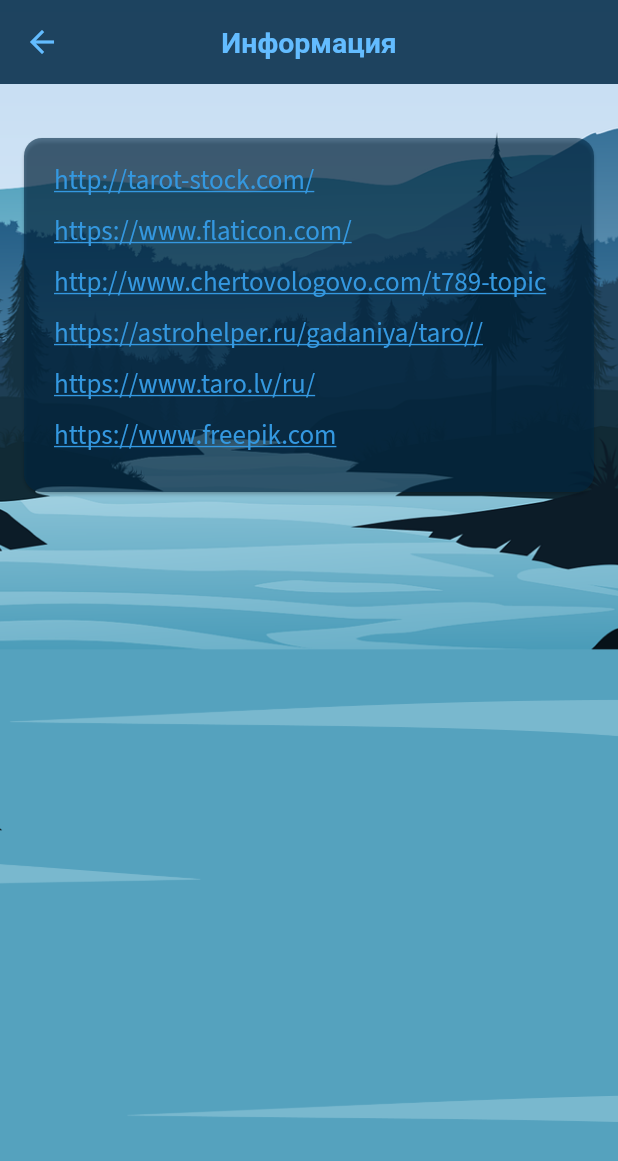
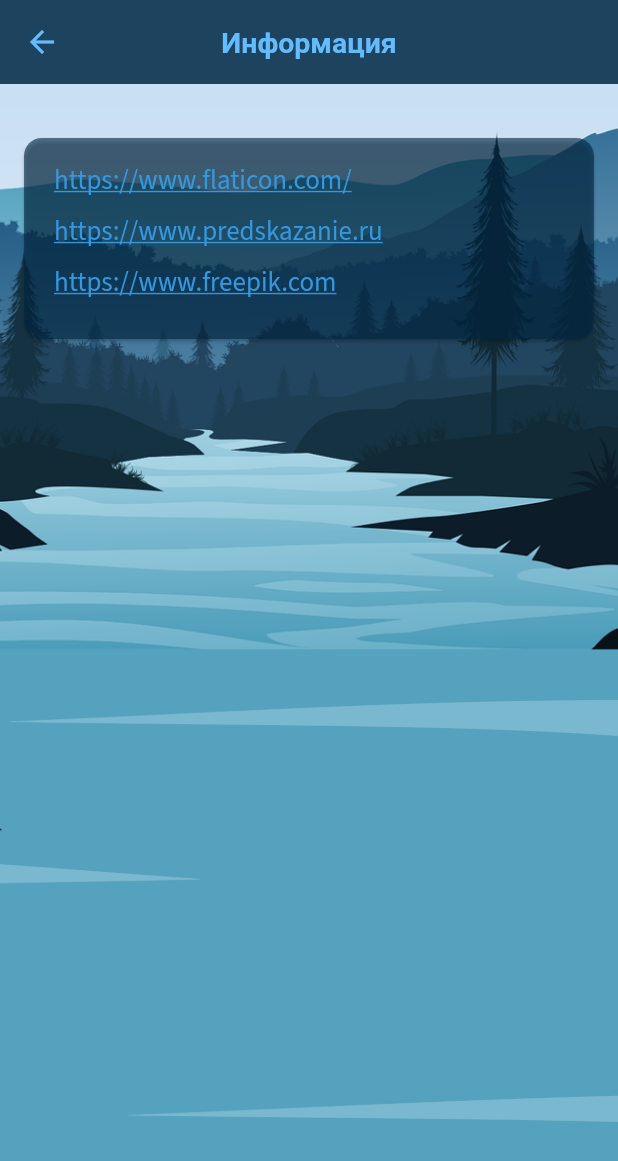
Before and after one commit to roma7481/rune_of_the_day, a Flutter app: the AttributionPage screen opened directly, on a phone screen of 412 x 824 dp. Shown: the top 1161 px of the screen. Run offline on Flutter 3.47's test engine with Material 2 defaults, Android fonts, the phone set to English and light mode, and no system bars; our stand-ins replace auto_size_text, bloc, floor, flutter_bloc, flutter_datetime_picker, flutter_local_notifications and 13 more; missing offline and left inert: flutter_funding_choices, nuts_activity_indicator; accounts and stored records are empty; generated files the repository leaves out were written again; Roboto replaces fonts that are missing (Philosopher).

Commit message:
privacy policy, links

```diff
--- a/lib/app/constants/strings/strings.dart
+++ b/lib/app/constants/strings/strings.dart
@@ -24,7 +24,7 @@
 const String telegramURL = 'https://t.me/dailymistika';
 const String tarotAppURL = 'https://apps.apple.com/us/app/tarot-card-of-the-day/id1556452544';
 const String websiteURL = 'https://dailymistika.ru';
-const String privacyPolicyURL = 'https://cbeeapps.wixsite.com/cardtarot';
+const String privacyPolicyURL = 'https://cbeeapps.wixsite.com/runepolicy';
 
 const String nativeAdId = 'ca-app-pub-1763151471947181/3744489459';
 const String interAdId = 'ca-app-pub-1763151471947181/9436779779';
--- a/lib/app/presentation/pages/attribution/attribution_page.dart
+++ b/lib/app/presentation/pages/attribution/attribution_page.dart
@@ -40,11 +40,8 @@
               child: Column(
                 mainAxisSize: MainAxisSize.min,
                 children: [
-                  _buildContentRow('http://tarot-stock.com/'),
                   _buildContentRow('https://www.flaticon.com/'),
-                  _buildContentRow('http://www.chertovologovo.com/t789-topic'),
-                  _buildContentRow('https://astrohelper.ru/gadaniya/taro//'),
-                  _buildContentRow('https://www.taro.lv/ru/'),
+                  _buildContentRow('https://www.predskazanie.ru'),
                   _buildContentRow('https://www.freepik.com'),
                 ],
               ),
--- a/lib/app/presentation/pages/settings/settings_page.dart
+++ b/lib/app/presentation/pages/settings/settings_page.dart
@@ -391,7 +391,7 @@
             child: icon,
           ),
           Padding(
-            padding: const EdgeInsets.only(left: 8.0, right: 8.0, bottom: 0.0),
+            padding: const EdgeInsets.only(left: 8.0, right: 8.0,),
             child: Text(
               text,
               style: settingsTextStyle,
@@ -436,7 +436,7 @@
 
   Padding _buildLine(BuildContext context) {
     return Padding(
-      padding: const EdgeInsets.only(top: 16.0, bottom: 0.0),
+      padding: const EdgeInsets.only(top: 4.0, bottom: 0.0),
       child: Container(
         height: 1.0,
         width: MediaQuery.of(context).size.width * 0.68,
```
Also changed, not shown: 1 other file.
